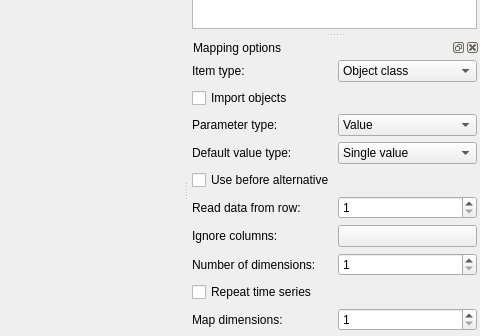
Before: the Qt Designer form spine_items/importer/ui/import_editor_window.ui in spine-tools/spine-items, drawn with Qt 5; both pictures show x 484 to 964 and y 143 to 479 of the 964 by 665 pixel window.
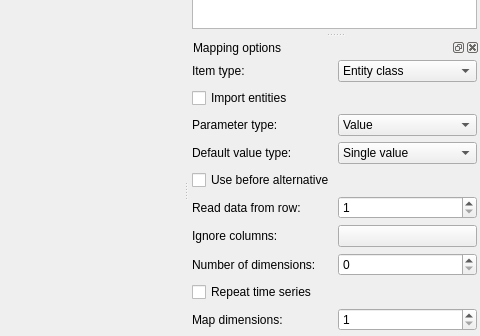
After: the same form once the commit is applied. Icons and pictures are not drawn. Custom widgets are drawn as their Qt base class.

Commit message: Adapt to changes in spinedb_api.import_mapping

The edit to the form file:
```diff
--- a/spine_items/importer/ui/import_editor_window.ui
+++ b/spine_items/importer/ui/import_editor_window.ui
@@ -270,7 +270,7 @@
       <widget class="QComboBox" name="class_type_combo_box">
        <item>
         <property name="text">
-         <string>Object class</string>
+         <string>Entity class</string>
         </property>
        </item>
        <item>
@@ -328,7 +328,7 @@
      <item row="2" column="0">
       <widget class="QCheckBox" name="import_objects_check_box">
        <property name="text">
-        <string>Import objects</string>
+        <string>Import entities</string>
        </property>
       </widget>
      </item>
@@ -442,7 +442,7 @@
      <item row="8" column="1">
       <widget class="QSpinBox" name="dimension_spin_box">
        <property name="minimum">
-        <number>1</number>
+        <number>0</number>
        </property>
       </widget>
      </item>
```
Left out of the diff: 9 changed lines with no effect on the pictures. The commit also changes 5 other files.
